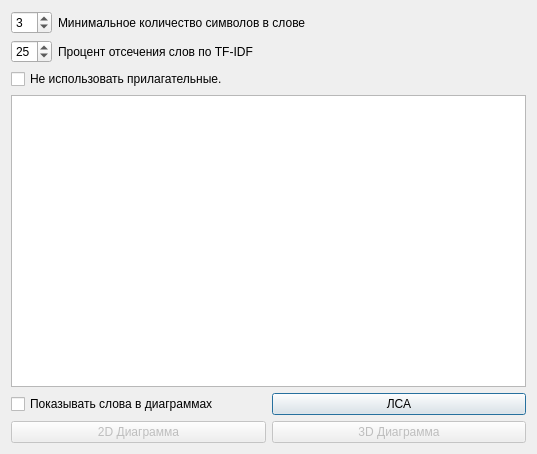
Qt form sources/DialogConfigLSA.ui (AndreyTulyakov/TextStageProcessor) before a commit.
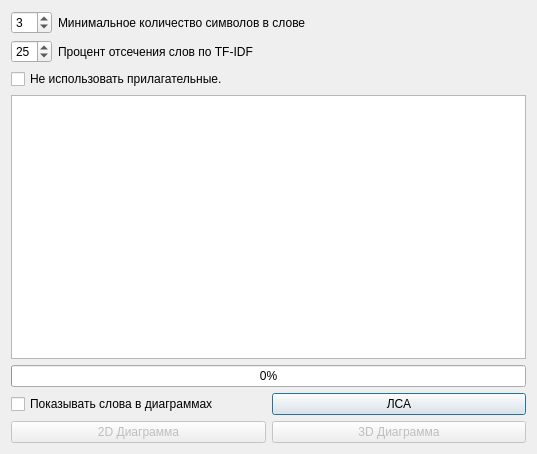
The same form after that commit.

```diff
--- a/sources/DialogConfigLSA.ui
+++ b/sources/DialogConfigLSA.ui
@@ -90,6 +90,13 @@
      </property>
     </widget>
    </item>
+   <item>
+    <widget class="QProgressBar" name="progressBar">
+     <property name="value">
+      <number>0</number>
+     </property>
+    </widget>
+   </item>
    <item>
     <layout class="QHBoxLayout" name="horizontalLayout_4">
      <item>
```
